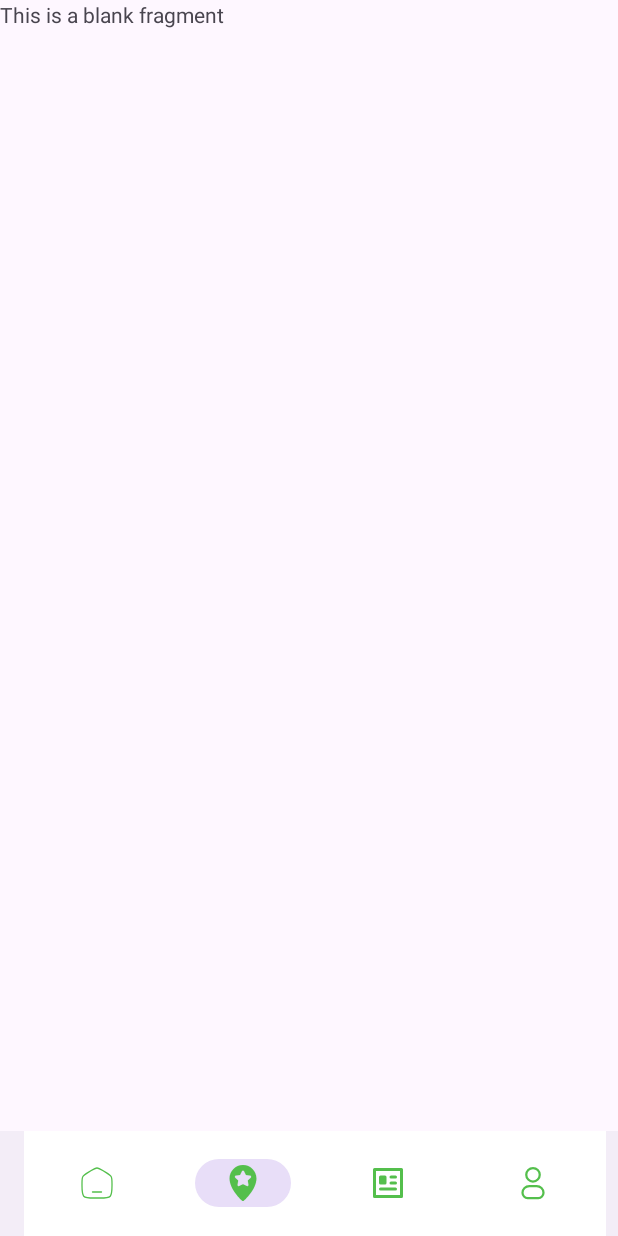
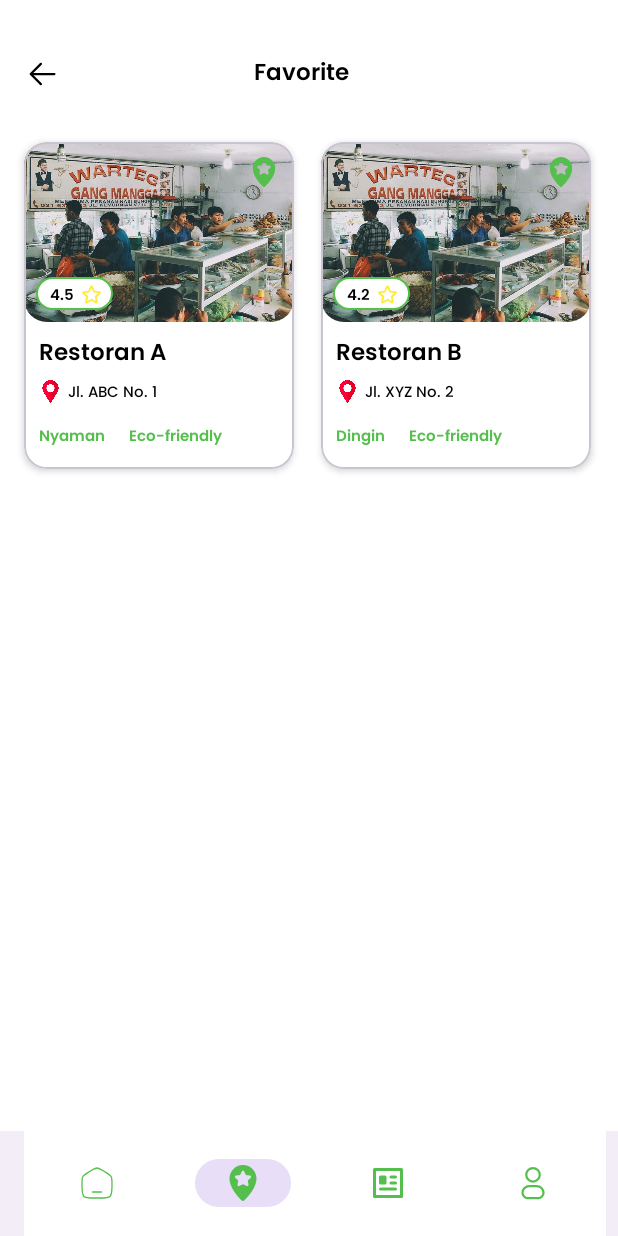
Before and after one commit to kulinerkita/Mobile-App, an Android app: the FavoriteFragment screen opened through its navigation route, on a phone screen of 412 x 824 dp. Run offline under Robolectric (Android 15) with nearby library versions, the phone set to English and light mode, and no system bars; our stand-ins replace navigation-ui.

Commit message:
Favorite, tetapi belum menggunakan logic

```diff
--- /dev/null
+++ b/app/src/main/java/com/capstone/kulinerkita/data/model/FavoriteItem.kt
@@ -0,0 +1,9 @@
+package com.capstone.kulinerkita.data.model
+
+data class FavoriteItem(
+    val image: Int,
+    val name: String,
+    val address: String,
+    val rating: Double,
+    val categories: List<String>
+)
--- /dev/null
+++ b/app/src/main/java/com/capstone/kulinerkita/ui/favorite/FavoriteAdapter.kt
@@ -0,0 +1,44 @@
+package com.capstone.kulinerkita.ui.favorite
+
+import android.view.LayoutInflater
+import android.view.ViewGroup
+import androidx.recyclerview.widget.RecyclerView
+import com.capstone.kulinerkita.data.model.FavoriteItem
+import com.capstone.kulinerkita.databinding.ItemFavoriteBinding
+
+class FavoriteAdapter(private val favoriteList: List<FavoriteItem>) :
+    RecyclerView.Adapter<FavoriteAdapter.FavoriteViewHolder>() {
+
+    inner class FavoriteViewHolder(private val binding: ItemFavoriteBinding) :
+        RecyclerView.ViewHolder(binding.root) {
+        fun bind(item: FavoriteItem) {
+            binding.imgProfile.setImageResource(item.image)
+            binding.tvRestaurantName.text = item.name
+            binding.tvRestaurantAddress.text = item.address
+            binding.TvRatings.text = item.rating.toString()
+
+            // Concatenate categories
+            binding.tvCategoriSuhu.text = item.categories.joinToString(", ")
+
+            // Click listener for favorite button
+            binding.imgFavorite.setOnClickListener {
+                // Handle favorite icon click
+            }
+        }
+    }
+
+    override fun onCreateViewHolder(parent: ViewGroup, viewType: Int): FavoriteViewHolder {
+        val binding = ItemFavoriteBinding.inflate(
+            LayoutInflater.from(parent.context),
+            parent,
+            false
+        )
+        return FavoriteViewHolder(binding)
+    }
+
+    override fun onBindViewHolder(holder: FavoriteViewHolder, position: Int) {
+        holder.bind(favoriteList[position])
+    }
+
+    override fun getItemCount(): Int = favoriteList.size
+}
--- a/app/src/main/java/com/capstone/kulinerkita/ui/favorite/FavoriteFragment.kt
+++ b/app/src/main/java/com/capstone/kulinerkita/ui/favorite/FavoriteFragment.kt
@@ -5,15 +5,62 @@ import androidx.fragment.app.Fragment
 import android.view.LayoutInflater
 import android.view.View
 import android.view.ViewGroup
+import androidx.recyclerview.widget.GridLayoutManager
 import com.capstone.kulinerkita.R
+import com.capstone.kulinerkita.data.model.FavoriteItem
+import com.capstone.kulinerkita.databinding.FragmentFavoriteBinding
 
 class FavoriteFragment : Fragment() {
+
+    private var _binding: FragmentFavoriteBinding? = null
+    private val binding get() = _binding!!
+    private lateinit var favoriteAdapter: FavoriteAdapter
+    private val favoriteItems = mutableListOf<FavoriteItem>()
 
     override fun onCreateView(
         inflater: LayoutInflater, container: ViewGroup?,
         savedInstanceState: Bundle?
-    ): View? {
-        // Inflate the layout for this fragment
-        return inflater.inflate(R.layout.fragment_favorite, container, false)
+    ): View {
+        _binding = FragmentFavoriteBinding.inflate(inflater, container, false)
+        return binding.root
+    }
+
+    override fun onViewCreated(view: View, savedInstanceState: Bundle?) {
+        super.onViewCreated(view, savedInstanceState)
+
+        // Dummy data for favorites
+        favoriteItems.addAll(
+            listOf(
+                FavoriteItem(
+                    image = R.drawable.restoran_1,
+                    name = "Restoran A",
+                    address = "Jl. ABC No. 1",
+                    rating = 4.5,
+                    categories = listOf("Nyaman")
+                ),
+                FavoriteItem(
+                    image = R.drawable.restoran_1,
+                    name = "Restoran B",
+                    address = "Jl. XYZ No. 2",
+                    rating = 4.2,
+                    categories = listOf("Dingin")
+                )
+            )
+        )
+
+        setupRecyclerView()
+    }
+
+    private fun setupRecyclerView() {
+        favoriteAdapter = FavoriteAdapter(favoriteItems)
+        binding.recyclerViewFavorite.apply {
+            layoutManager = GridLayoutManager(context, 2)
+            adapter = favoriteAdapter
+        }
+    }
+
+    override fun onDestroyView() {
+        super.onDestroyView()
+        _binding = null
     }
 }
--- a/app/src/main/res/layout/fragment_favorite.xml
+++ b/app/src/main/res/layout/fragment_favorite.xml
@@ -1,14 +1,53 @@
-<?xml version="1.0" encoding="utf-8"?>
 <FrameLayout xmlns:android="http://schemas.android.com/apk/res/android"
+    xmlns:app="http://schemas.android.com/apk/res-auto"
     xmlns:tools="http://schemas.android.com/tools"
     android:layout_width="match_parent"
     android:layout_height="match_parent"
-    tools:context=".ui.favorite.FavoriteFragment">
+    tools:context=".ui.favorite.FavoriteFragment"
+    android:background="@color/white">
 
-    <!-- TODO: Update blank fragment layout -->
-    <TextView
+    <LinearLayout
         android:layout_width="match_parent"
         android:layout_height="match_parent"
-        android:text="@string/hello_blank_fragment" />
+        android:orientation="vertical">
+
+        <!-- Back Arrow and Title -->
+        <LinearLayout
+            android:layout_width="match_parent"
+            android:layout_height="wrap_content"
+            android:orientation="horizontal"
+            android:layout_marginTop="20dp"
+            android:padding="16dp"
+            android:gravity="center_vertical">
+
+            <ImageView
+                android:id="@+id/backButtonProfile"
+                android:layout_width="24dp"
+                android:layout_height="24dp"
+                android:src="@drawable/ic_back"
+                android:contentDescription="@string/back" />
+
+            <TextView
+                android:id="@+id/profileTitle"
+                android:layout_width="289dp"
+                android:layout_height="wrap_content"
+                android:layout_marginStart="16dp"
+                android:fontFamily="@font/poppins_semi_bold"
+                android:gravity="center"
+                android:text="@string/title_favorite"
+                android:textColor="@color/black"
+                android:textSize="15sp" />
+        </LinearLayout>
+
+        <!-- RecyclerView -->
+        <androidx.recyclerview.widget.RecyclerView
+            android:id="@+id/recyclerViewFavorite"
+            android:layout_width="match_parent"
+            android:layout_height="0dp"
+            android:layout_weight="1"
+            android:padding="8dp"
+            app:layoutManager="androidx.recyclerview.widget.GridLayoutManager"
+            tools:listitem="@layout/item_favorite" />
+    </LinearLayout>
 
 </FrameLayout>
--- /dev/null
+++ b/app/src/main/res/layout/item_favorite.xml
@@ -0,0 +1,160 @@
+<com.google.android.material.card.MaterialCardView xmlns:android="http://schemas.android.com/apk/res/android"
+    xmlns:app="http://schemas.android.com/apk/res-auto"
+    xmlns:tools="http://schemas.android.com/tools"
+    android:layout_width="180dp"
+    android:layout_height="218dp"
+    android:layout_marginBottom="25dp"
+    android:layout_margin="8dp"
+    app:cardCornerRadius="15dp"
+    app:cardElevation="3dp"
+    app:cardBackgroundColor="@color/white"
+    tools:ignore="TextSizeCheck">
+
+    <!-- Gambar Profil -->
+    <RelativeLayout
+        android:layout_width="match_parent"
+        android:layout_height="wrap_content"
+        android:gravity="center">
+
+        <!-- Gambar Profil -->
+        <ImageView
+            android:id="@+id/imgProfile"
+            android:layout_width="match_parent"
+            android:layout_height="120dp"
+            android:layout_centerHorizontal="true"
+            android:background="@drawable/rounded_image"
+            android:clipToOutline="true"
+            android:contentDescription="@string/nama_restoran"
+            android:scaleType="centerCrop"
+            android:src="@drawable/restoran_1"
+            tools:ignore="UnusedAttribute" />
+
+        <!-- Ikon Favorit -->
+        <ImageView
+            android:id="@+id/imgFavorite"
+            android:layout_width="20dp"
+            android:layout_height="20dp"
+            android:layout_margin="10dp"
+            android:layout_alignParentEnd="true"
+            android:layout_alignParentTop="true"
+            android:src="@drawable/favorite_bold" />
+
+        <!-- Rating -->
+        <LinearLayout
+            android:layout_width="51dp"
+            android:layout_height="22dp"
+            android:layout_margin="8dp"
+            android:orientation="horizontal"
+            android:padding="4dp"
+            android:background="@drawable/rating_background"
+            android:layout_alignBottom="@id/imgProfile"
+            android:layout_alignStart="@id/imgProfile"
+            android:layout_marginStart="8dp"
+            android:layout_marginBottom="8dp">
+
+            <!-- Teks Rating -->
+            <TextView
+                android:id="@+id/Tv_ratings"
+                android:layout_width="wrap_content"
+                android:layout_height="wrap_content"
+                android:layout_marginStart="5dp"
+                android:textColor="@color/black"
+                android:fontFamily="@font/poppins_semi_bold"
+                android:textSize="10sp"
+                android:text="@string/rating" />
+
+            <!-- Ikon Rating -->
+            <ImageView
+                android:id="@+id/Iv_rating"
+                android:layout_width="15dp"
+                android:layout_height="15dp"
+                android:layout_marginStart="4dp"
+                android:tint="@color/yellow"
+                android:src="@drawable/ic_star"
+                tools:ignore="UseAppTint" />
+        </LinearLayout>
+    </RelativeLayout>
+
+
+    <LinearLayout
+        android:layout_width="match_parent"
+        android:layout_height="wrap_content"
+        android:orientation="vertical"
+        android:layout_marginTop="120dp"
+        tools:ignore="RedundantNamespace">
+
+        <!-- Nama Restoran -->
+        <TextView
+            android:id="@+id/tvRestaurantName"
+            android:layout_width="match_parent"
+            android:layout_height="wrap_content"
+            android:layout_marginTop="8dp"
+            android:layout_marginStart="10dp"
+            android:fontFamily="@font/poppins_semi_bold"
+            android:text="@string/nama_restoran"
+            android:textColor="@color/black"
+            android:textSize="15sp" />
+
+        <!-- Alamat Restoran -->
+        <LinearLayout
+            android:id="@+id/content_address"
+            android:layout_width="match_parent"
+            android:layout_height="wrap_content"
+            android:layout_marginTop="4dp"
+            android:layout_marginStart="10dp"
+            android:orientation="horizontal"
+            tools:ignore="UseCompoundDrawables">
+
+            <!-- Ikon Lokasi -->
+            <ImageView
+                android:id="@+id/iconLocation"
+                android:layout_width="15dp"
+                android:layout_height="15dp"
+                android:layout_marginEnd="4dp"
+                android:src="@drawable/ic_location" />
+
+            <!-- Alamat -->
+            <TextView
+                android:id="@+id/tvRestaurantAddress"
+                android:layout_width="wrap_content"
+                android:layout_height="wrap_content"
+                android:fontFamily="@font/poppins_medium"
+                android:text="@string/alamat_restoran"
+                android:textColor="@color/black"
+                android:textSize="10sp"
+                tools:ignore="SmallSp" />
+        </LinearLayout>
+
+        <!-- Kategori Restoran -->
+        <LinearLayout
+            android:layout_width="wrap_content"
+            android:layout_height="wrap_content"
+            android:layout_marginStart="10dp"
+            android:layout_marginTop="12dp"
+            android:orientation="horizontal">
+
+            <!-- Kategori Suhu -->
+            <TextView
+                android:id="@+id/tvCategoriSuhu"
+                android:layout_width="wrap_content"
+                android:layout_height="wrap_content"
+                android:fontFamily="@font/poppins_semi_bold"
+                android:text="@string/categori_suhu"
+                android:textColor="@color/color_green"
+                android:textSize="10sp"
+                tools:ignore="SmallSp,TextContrastCheck" />
+
+            <!-- Kategori Eco -->
+            <TextView
+                android:id="@+id/tvCategoriEco"
+                android:layout_width="wrap_content"
+                android:layout_height="wrap_content"
+                android:layout_marginStart="16dp"
+                android:fontFamily="@font/poppins_semi_bold"
+                android:text="@string/categori_eco_friendly"
+                android:textColor="@color/color_green"
+                android:textSize="10sp"
+                tools:ignore="SmallSp,TextContrastCheck" />
+        </LinearLayout>
+    </LinearLayout>
+</com.google.android.material.card.MaterialCardView>
```
